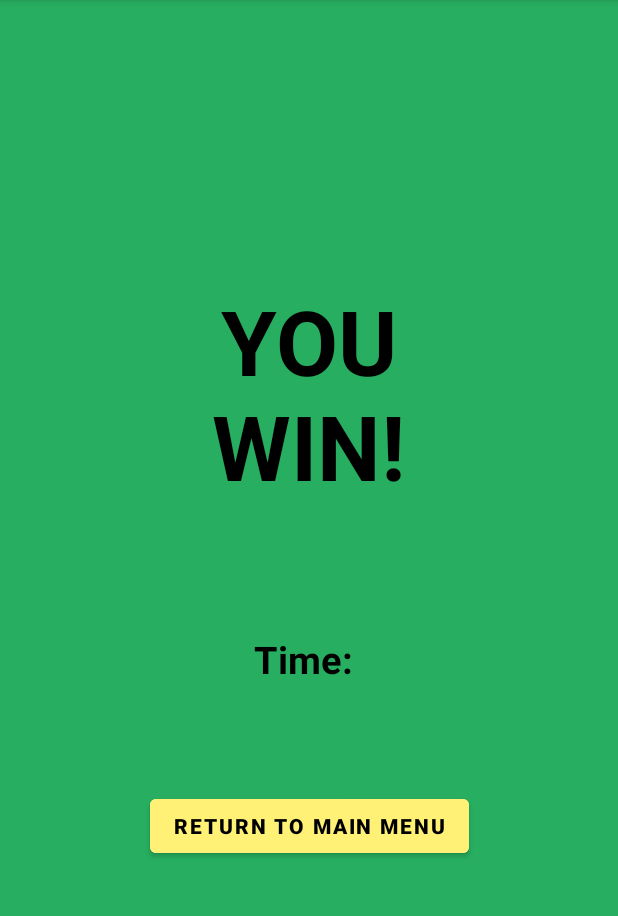
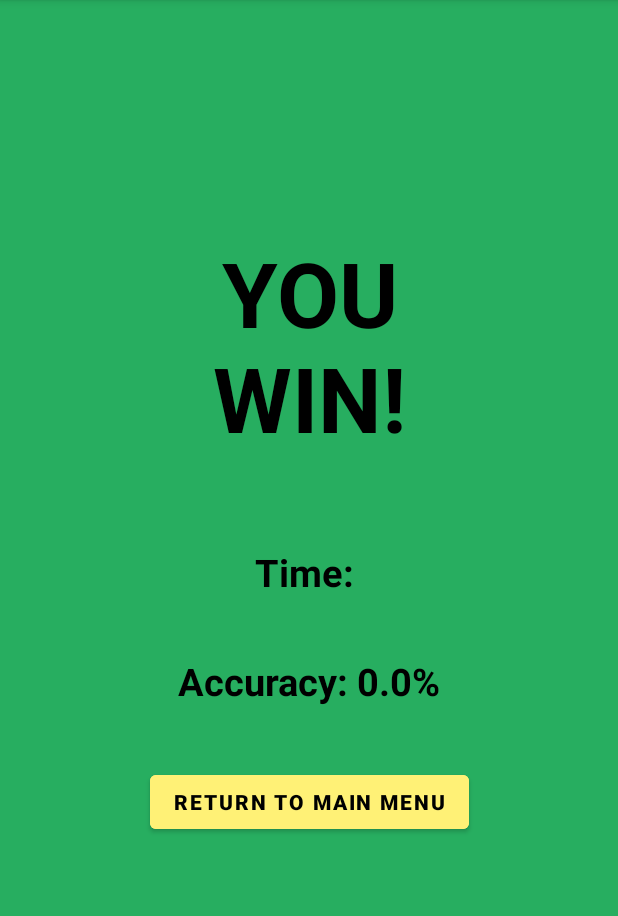
Before and after one commit to Miikexx/WordSudokuApp, an Android app: the winScreen screen opened directly, with no data from a screen before it, on a phone screen of 412 x 824 dp, the part 84-1000 px from its top. Run offline under Robolectric (Android 15) with nearby library versions, the phone set to English and light mode, and no system bars; 2 statements that could not run were skipped.

Commit message:
accuracy counter added

```diff
--- a/app/src/main/java/com/example/myapplication/winScreen.java
+++ b/app/src/main/java/com/example/myapplication/winScreen.java
@@ -19,15 +19,24 @@ public class winScreen extends AppCompatActivity  {
         Button titleBtn = findViewById(R.id.titleReturn);
         //time that user took to finish the game
         String time = "";
+        double gameAccuracy;
+
         Bundle extra = getIntent().getExtras();
 
         //pass in time variable from start game activity
         time = extra.getString("time");
 
+        //formats accuracy to be one decimal point
+        gameAccuracy = extra.getDouble("accuracy");
+        String format = String.format("%.1f",gameAccuracy);
+        double fixedGameAccuracy = Double.parseDouble(format);
+
         //set end time based on when the user finishes the game
         TextView endTime = findViewById(R.id.timeText);
         endTime.setText("Time: "+time);
 
+        TextView endAccuracy = findViewById(R.id.accuracyText);
+        endAccuracy.setText("Accuracy: "+fixedGameAccuracy+"%");
         titleBtn.setOnClickListener(new View.OnClickListener() {
             @Override
             public void onClick(View view) {
--- a/app/src/main/res/layout/activity_winscreen.xml
+++ b/app/src/main/res/layout/activity_winscreen.xml
@@ -13,36 +13,33 @@
         android:layout_width="202dp"
         android:layout_height="146dp"
         android:text="YOU WIN!"
+        android:textAlignment="center"
+        android:textColor="@color/black"
+        android:textSize="60sp"
         android:textStyle="bold"
-        android:textColor="@color/black"
-        android:textAlignment="center"
-        android:textSize="60sp"
         app:layout_constraintBottom_toBottomOf="parent"
         app:layout_constraintEnd_toEndOf="parent"
-        app:layout_constraintHorizontal_bias="0.497"
+        app:layout_constraintHorizontal_bias="0.502"
         app:layout_constraintStart_toStartOf="parent"
         app:layout_constraintTop_toTopOf="parent"
-        app:layout_constraintVertical_bias="0.300"
-        />
+        app:layout_constraintVertical_bias="0.249" />
 
 
     <TextView
         android:id="@+id/timeText"
         android:layout_width="200dp"
         android:layout_height="40dp"
+        android:text="Time"
+        android:textAlignment="center"
+        android:textColor="@color/black"
+        android:textSize="25sp"
         android:textStyle="bold"
-        android:text="Time"
-        android:textColor="@color/black"
-        android:textAlignment="center"
-        android:textSize="25sp"
         app:layout_constraintBottom_toBottomOf="parent"
         app:layout_constraintEnd_toEndOf="parent"
-        app:layout_constraintHorizontal_bias="0.497"
+        app:layout_constraintHorizontal_bias="0.500"
         app:layout_constraintStart_toStartOf="parent"
         app:layout_constraintTop_toTopOf="parent"
-        app:layout_constraintVertical_bias="0.580"
-        />
-
+        app:layout_constraintVertical_bias="0.500" />
 
     <Button
         android:id="@+id/titleReturn"
@@ -56,4 +53,22 @@
         app:layout_constraintEnd_toEndOf="parent"
         app:layout_constraintStart_toStartOf="parent"
         app:layout_constraintTop_toBottomOf="@+id/winText" />
+
+
+    <TextView
+        android:id="@+id/accuracyText"
+        android:layout_width="220dp"
+        android:layout_height="40dp"
+        android:text="Accuracy: "
+        android:textAlignment="center"
+        android:textColor="@color/black"
+        android:textSize="25sp"
+        android:textStyle="bold"
+        app:layout_constraintBottom_toBottomOf="parent"
+        app:layout_constraintEnd_toEndOf="parent"
+        app:layout_constraintHorizontal_bias="0.500"
+        app:layout_constraintStart_toStartOf="parent"
+        app:layout_constraintTop_toTopOf="parent"
+        app:layout_constraintVertical_bias="0.600" />
+
 </androidx.constraintlayout.widget.ConstraintLayout>
```
Also changed, not shown: app/src/main/java/com/example/myapplication/StartGame.java (+22 -6 lines).
